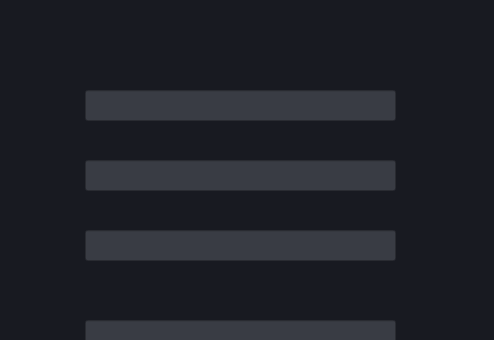
Above: ui/editdialog.ui from KHOA3004/PTI before the change; both pictures show x 345 to 839 and y 0 to 340 of the 839 by 574 pixel window. Below: the same form after it.
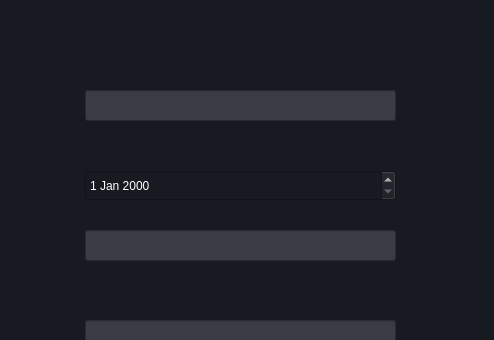
That is the form after the change.

Diff of the .ui file:
```diff
--- a/ui/editdialog.ui
+++ b/ui/editdialog.ui
@@ -140,20 +140,6 @@
 color: rgb(249, 255, 255);</string>
    </property>
   </widget>
-  <widget class="QLineEdit" name="lineEdit_NewReleaseDate">
-   <property name="geometry">
-    <rect>
-     <x>430</x>
-     <y>160</y>
-     <width>311</width>
-     <height>31</height>
-    </rect>
-   </property>
-   <property name="styleSheet">
-    <string notr="true">background-color: rgb(57, 60, 68);
-color: rgb(249, 255, 255);</string>
-   </property>
-  </widget>
   <widget class="QLineEdit" name="lineEdit_ScoreRanking">
    <property name="geometry">
     <rect>
@@ -215,6 +201,19 @@
     <set>QDialogButtonBox::Cancel|QDialogButtonBox::Ok</set>
    </property>
   </widget>
+  <widget class="QDateEdit" name="lineEdit_NewReleaseDate">
+   <property name="geometry">
+    <rect>
+     <x>430</x>
+     <y>170</y>
+     <width>311</width>
+     <height>31</height>
+    </rect>
+   </property>
+   <property name="styleSheet">
+    <string notr="true">color: rgb(255, 255, 255);</string>
+   </property>
+  </widget>
  </widget>
  <resources/>
  <connections/>
```
Left out of the diff: 2 changed lines with no effect on the pictures.
